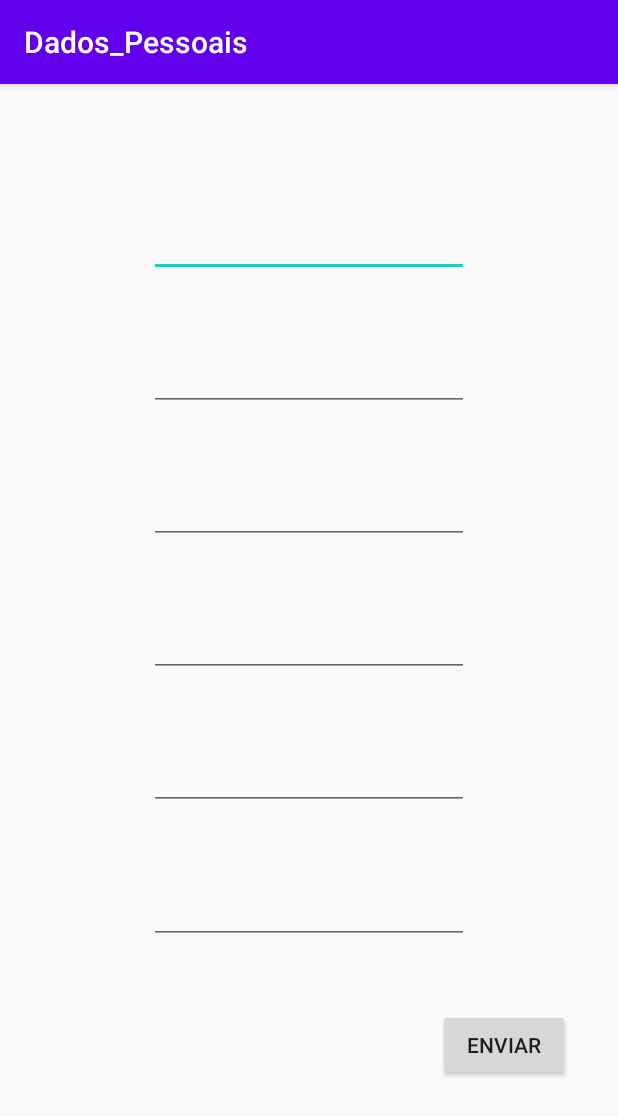
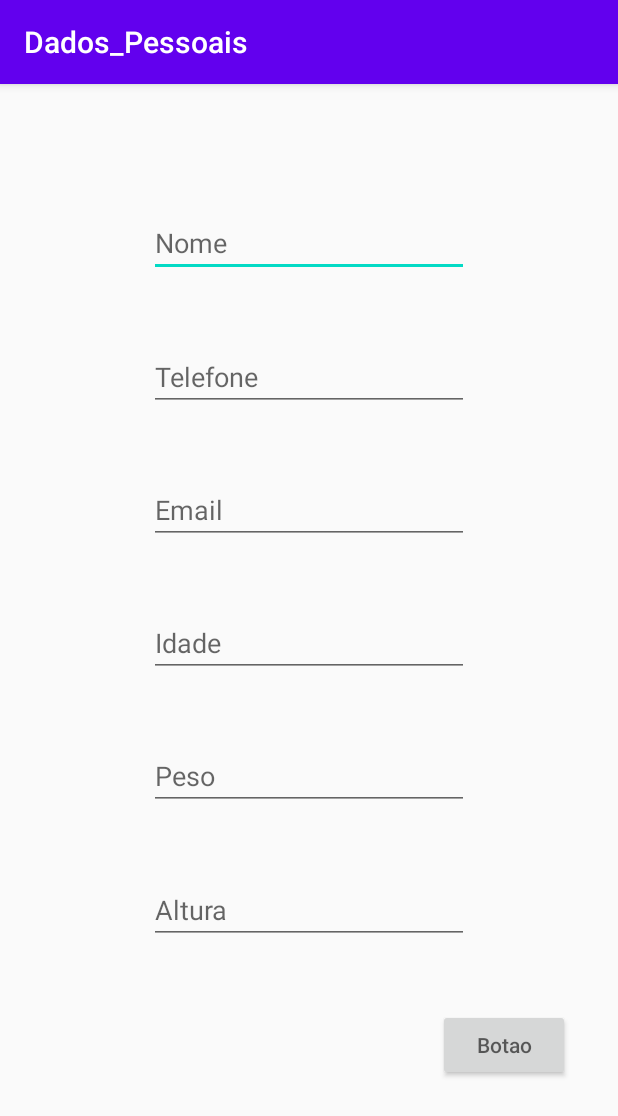
Before and after one commit to GSaraiva15/Dados_Pessoais, an Android app: the screen it shows after launch (MainActivity), on a phone screen of 412 x 824 dp. Shown: the top 1116 px of the screen. Run offline under Robolectric (Android 15) with nearby library versions, the phone set to English and light mode, and no system bars.

Commit message:
Interface, e id adicionados

```diff
--- a/app/src/main/res/layout/activity_main.xml
+++ b/app/src/main/res/layout/activity_main.xml
@@ -13,7 +13,7 @@
         android:layout_marginEnd="32dp"
         android:layout_marginRight="32dp"
         android:layout_marginBottom="60dp"
-        android:text="Enviar"
+        android:hint="@string/Botao"
         app:layout_constraintBottom_toBottomOf="parent"
         app:layout_constraintEnd_toEndOf="parent"
         app:layout_constraintTop_toBottomOf="@+id/editText11" />
@@ -28,13 +28,13 @@
         android:layout_marginEnd="16dp"
         android:layout_marginRight="16dp"
         android:ems="10"
+        android:hint="@string/editNome"
         android:inputType="textPersonName"
         app:layout_constraintBottom_toTopOf="@+id/editTextTelemovel"
         app:layout_constraintEnd_toEndOf="parent"
         app:layout_constraintHorizontal_bias="0.5"
         app:layout_constraintStart_toStartOf="parent"
-        app:layout_constraintTop_toTopOf="parent"
-        tools:text="Nome" />
+        app:layout_constraintTop_toTopOf="parent" />
 
     <EditText
         android:id="@+id/editTextTelemovel"
@@ -45,13 +45,13 @@
         android:layout_marginEnd="16dp"
         android:layout_marginRight="16dp"
         android:ems="10"
+        android:hint="@string/editTelefone"
         android:inputType="phone"
         app:layout_constraintBottom_toTopOf="@+id/editText8"
         app:layout_constraintEnd_toEndOf="parent"
         app:layout_constraintHorizontal_bias="0.5"
         app:layout_constraintStart_toStartOf="parent"
-        app:layout_constraintTop_toBottomOf="@+id/editTextNome"
-        tools:text="Telefone" />
+        app:layout_constraintTop_toBottomOf="@+id/editTextNome" />
 
     <EditText
         android:id="@+id/editText8"
@@ -62,13 +62,13 @@
         android:layout_marginEnd="16dp"
         android:layout_marginRight="16dp"
         android:ems="10"
+        android:hint="@string/editEmail"
         android:inputType="textEmailAddress"
         app:layout_constraintBottom_toTopOf="@+id/editText9"
         app:layout_constraintEnd_toEndOf="parent"
         app:layout_constraintHorizontal_bias="0.5"
         app:layout_constraintStart_toStartOf="parent"
-        app:layout_constraintTop_toBottomOf="@+id/editTextTelemovel"
-        tools:text="E-mail" />
+        app:layout_constraintTop_toBottomOf="@+id/editTextTelemovel" />
 
     <EditText
         android:id="@+id/editText9"
@@ -79,13 +79,13 @@
         android:layout_marginEnd="16dp"
         android:layout_marginRight="16dp"
         android:ems="10"
+        android:hint="@string/editIdade"
         android:inputType="number"
         app:layout_constraintBottom_toTopOf="@+id/editText10"
         app:layout_constraintEnd_toEndOf="parent"
         app:layout_constraintHorizontal_bias="0.5"
         app:layout_constraintStart_toStartOf="parent"
-        app:layout_constraintTop_toBottomOf="@+id/editText8"
-        tools:text="Idade" />
+        app:layout_constraintTop_toBottomOf="@+id/editText8" />
 
     <EditText
         android:id="@+id/editText10"
@@ -96,13 +96,13 @@
         android:layout_marginEnd="16dp"
         android:layout_marginRight="16dp"
         android:ems="10"
+        android:hint="@string/editPeso"
         android:inputType="numberDecimal"
         app:layout_constraintBottom_toTopOf="@+id/editText11"
         app:layout_constraintEnd_toEndOf="parent"
         app:layout_constraintHorizontal_bias="0.5"
         app:layout_constraintStart_toStartOf="parent"
-        app:layout_constraintTop_toBottomOf="@+id/editText9"
-        tools:text="Peso" />
+        app:layout_constraintTop_toBottomOf="@+id/editText9" />
 
     <EditText
         android:id="@+id/editText11"
@@ -113,12 +113,12 @@
         android:layout_marginEnd="16dp"
         android:layout_marginRight="16dp"
         android:ems="10"
+        android:hint="@string/editAltura"
         android:inputType="numberDecimal"
         app:layout_constraintBottom_toTopOf="@+id/buttonEnviar"
         app:layout_constraintEnd_toEndOf="parent"
         app:layout_constraintHorizontal_bias="0.5"
         app:layout_constraintStart_toStartOf="parent"
-        app:layout_constraintTop_toBottomOf="@+id/editText10"
-        tools:text="Altura" />
+        app:layout_constraintTop_toBottomOf="@+id/editText10" />
 
 </androidx.constraintlayout.widget.ConstraintLayout>
--- a/app/src/main/res/values/strings.xml
+++ b/app/src/main/res/values/strings.xml
@@ -1,3 +1,10 @@
 <resources>
     <string name="app_name">Dados_Pessoais</string>
+    <string name="editNome">Nome</string>
+    <string name="editTelefone">Telefone</string>
+    <string name="editEmail">Email</string>
+    <string name="editIdade">Idade</string>
+    <string name="editPeso">Peso</string>
+    <string name="editAltura">Altura</string>
+    <string name="Botao">Botao</string>
 </resources>
```
